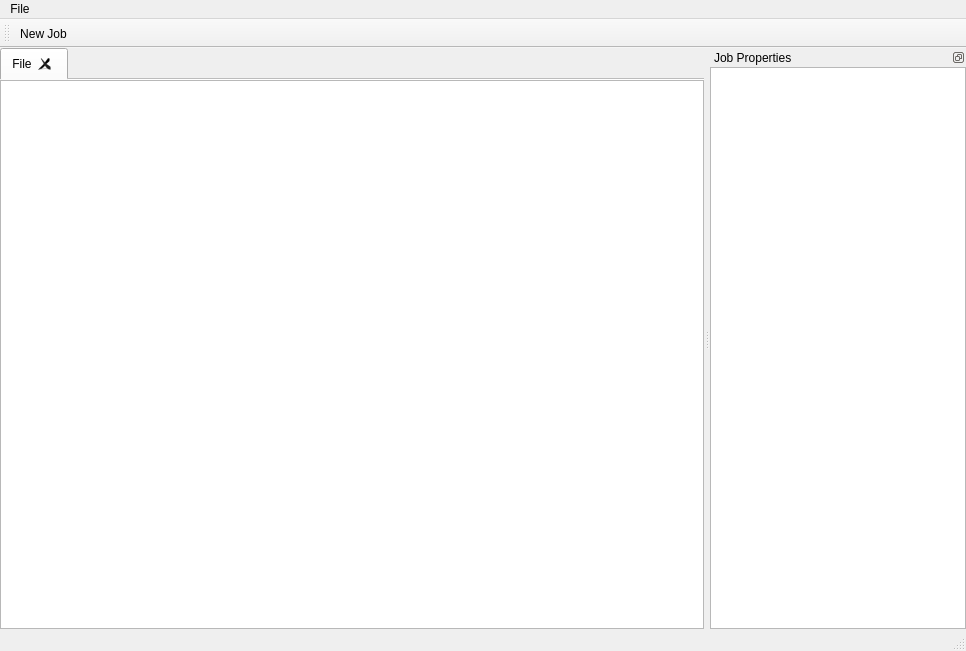
Above: ui/mainwindow.ui from jepaynedev/MailPrep before the change. Below: the same form after it.
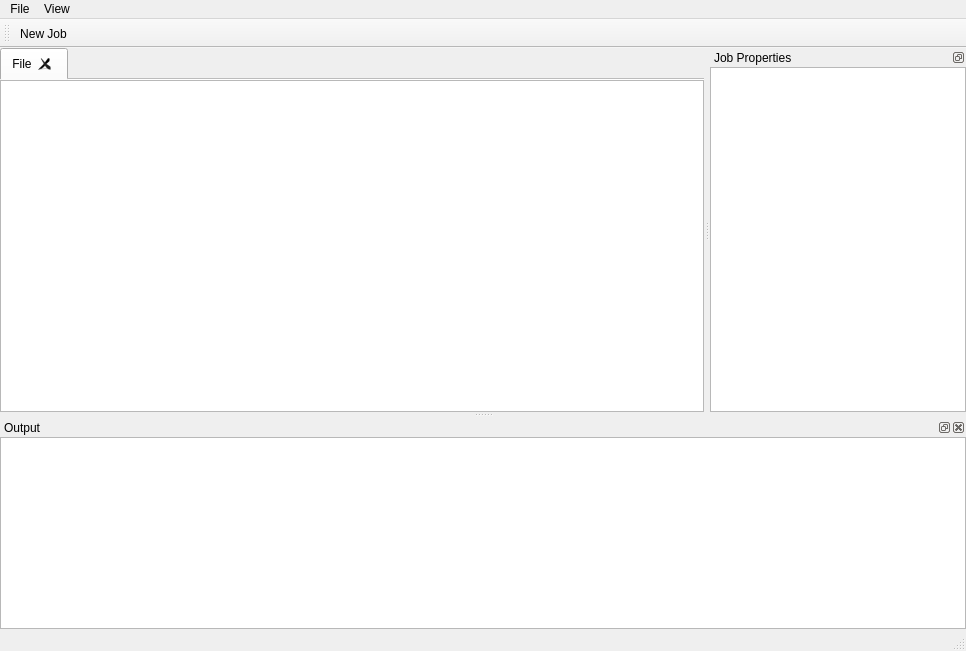
That is the form after the change.

Commit message: Add togglable output window

The edit to the form file:
```diff
--- a/ui/mainwindow.ui
+++ b/ui/mainwindow.ui
@@ -94,7 +94,14 @@
     <addaction name="separator"/>
     <addaction name="actionExit"/>
    </widget>
+   <widget class="QMenu" name="menuView">
+    <property name="title">
+     <string>View</string>
+    </property>
+    <addaction name="actionOutputToggleVisibility"/>
+   </widget>
    <addaction name="menu_MailPrep"/>
+   <addaction name="menuView"/>
   </widget>
   <widget class="QStatusBar" name="statusbar"/>
   <widget class="QDockWidget" name="dockWidget_jobProperties">
@@ -148,6 +155,39 @@
    </attribute>
    <addaction name="actionNewJob"/>
   </widget>
+  <widget class="QDockWidget" name="dockWidget_output">
+   <property name="enabled">
+    <bool>true</bool>
+   </property>
+   <property name="windowTitle">
+    <string>Output</string>
+   </property>
+   <attribute name="dockWidgetArea">
+    <number>8</number>
+   </attribute>
+   <widget class="QWidget" name="dockWidgetContents">
+    <layout class="QVBoxLayout" name="verticalLayout_4">
+     <property name="spacing">
+      <number>0</number>
+     </property>
+     <property name="leftMargin">
+      <number>0</number>
+     </property>
+     <property name="topMargin">
+      <number>0</number>
+     </property>
+     <property name="rightMargin">
+      <number>0</number>
+     </property>
+     <property name="bottomMargin">
+      <number>0</number>
+     </property>
+     <item>
+      <widget class="QPlainTextEdit" name="plainTextEdit_output"/>
+     </item>
+    </layout>
+   </widget>
+  </widget>
   <action name="actionExit">
    <property name="text">
     <string>E&amp;xit</string>
```
Left out of the diff: 43 changed lines with no effect on the pictures. The commit also changes 1 other file.
